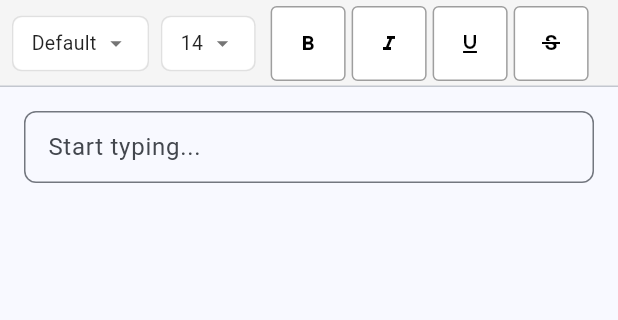
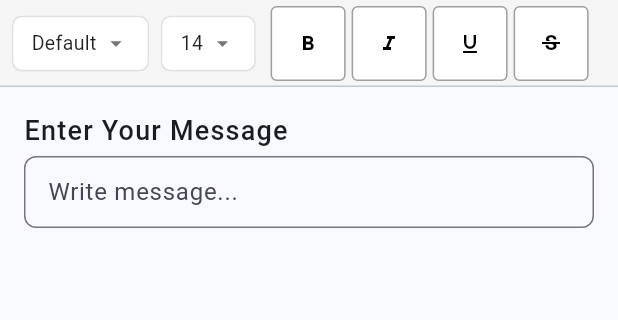
Before and after one commit to sumantalive/rich_text_editor, a Flutter app: the screen it shows after launch, on a phone screen of 412 x 824 dp, the part 84-404 px from its top. Run offline on Flutter 3.47's test engine with Material 3 defaults, Android fonts, the phone set to English and light mode, and no system bars; our stand-ins replace shared_preferences.

Commit message:
first commit2

```diff
--- a/lib/screens/compose_screen.dart
+++ b/lib/screens/compose_screen.dart
@@ -264,19 +264,28 @@ class _ComposeScreenState extends State<ComposeScreen> {
                     return Expanded(
                       child: Padding(
                         padding: const EdgeInsets.all(16),
-                        child: TextField(
+                        child: Column(
+                          crossAxisAlignment: CrossAxisAlignment.start,
+                          mainAxisSize: MainAxisSize.min,
+                          children: [
+                            Text('Enter Your Message',style: TextStyle(fontSize: 18,fontWeight: FontWeight.w500,letterSpacing: 0.8)),
+                            SizedBox(height: 4),
+                            TextField(
                               controller: _bodyController,
                               focusNode: _bodyFocusNode,
                               maxLines: null,
                               textAlign: _getTextAlign(alignment),
                               decoration: InputDecoration(
-                            hintText: 'Start typing...',
+                                hintText: 'Write message...',
                                 border: OutlineInputBorder(
+                                  borderSide: BorderSide(color: Colors.black),
                                   borderRadius: BorderRadius.circular(8),
                                 ),
                                 contentPadding: const EdgeInsets.all(12),
                               ),
                               textAlignVertical: TextAlignVertical.top,
+                            ),
+                          ],
                         ),
                       ),
                     );
```
Also changed, not shown: lib/widgets/image_preview_dialog.dart (+6 -8 lines), pubspec.lock. Lines whose indentation alone changed are shown as unchanged.
